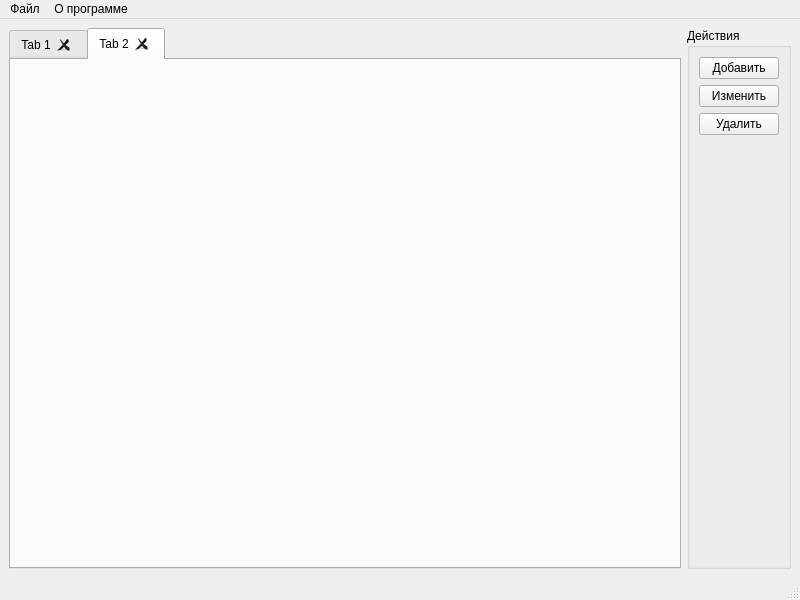
avi-gecko/cw-vesupplier, file mainwindow.ui: the form before one commit.
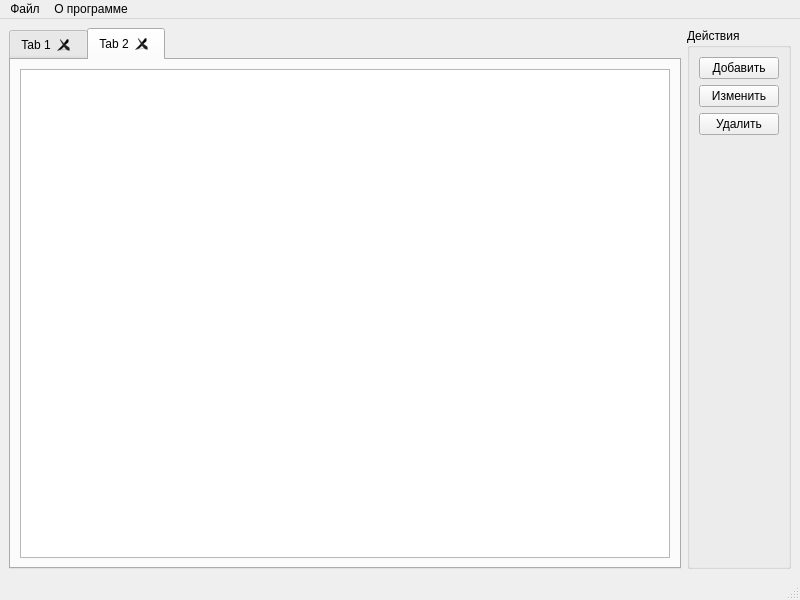
The form after the commit.

Commit message: Добавлено первичное открытие файлаи генерация заголовков таблицы

What changed in the file:
```diff
--- a/mainwindow.ui
+++ b/mainwindow.ui
@@ -35,6 +35,11 @@
        <attribute name="title">
         <string>Tab 2</string>
        </attribute>
+       <layout class="QHBoxLayout" name="horizontalLayout_3">
+        <item>
+         <widget class="QTableWidget" name="tableWidget"/>
+        </item>
+       </layout>
       </widget>
      </widget>
     </item>
```
Left out of the diff: 11 changed lines with no effect on the pictures. The commit also changes 2 other files.
